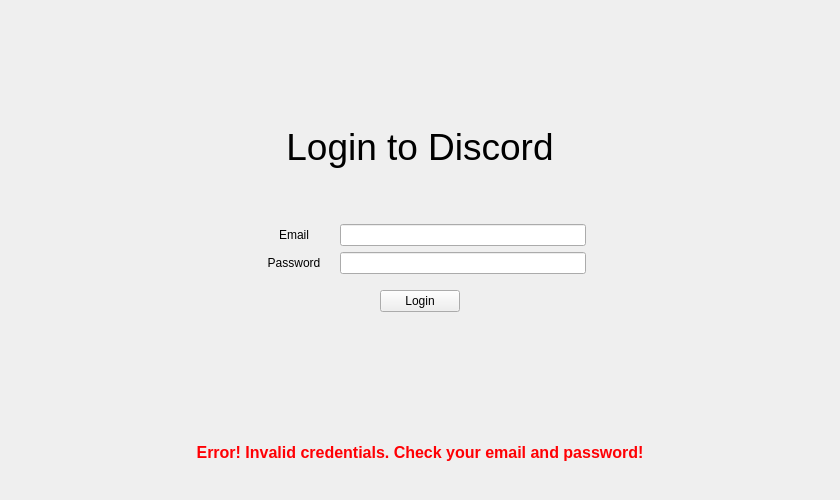
This is src/ui/login.ui in mak448a/Qtcord as Qt 5 draws it before an edit. The edited form follows.
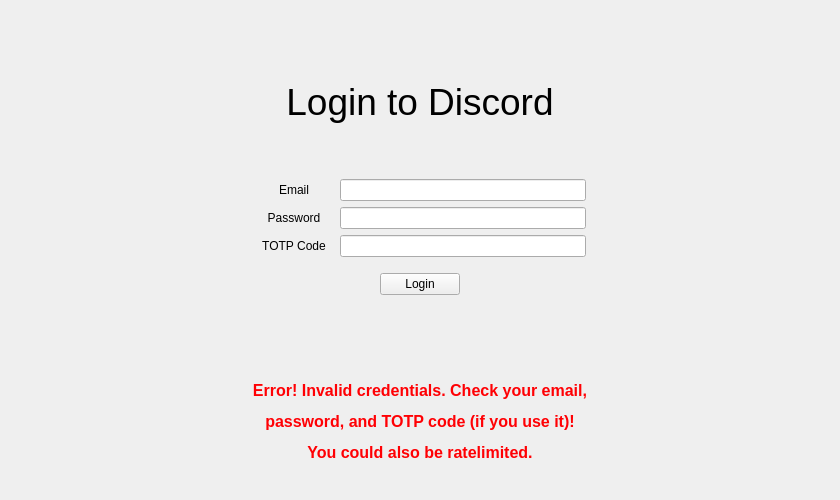
This is the edited form.

Commit message:
Add 2FA for TOTP #35 (#38)
* Add more generalized login error message
* Refactor imports

What changed in the file:
```diff
--- a/src/ui/login.ui
+++ b/src/ui/login.ui
@@ -155,6 +155,55 @@
       </item>
      </layout>
     </item>
+    <item>
+     <layout class="QHBoxLayout" name="horizontalLayout_2">
+      <item>
+       <spacer name="horizontalSpaceru">
+        <property name="orientation">
+         <enum>Qt::Orientation::Horizontal</enum>
+        </property>
+        <property name="sizeHint" stdset="0">
+         <size>
+          <width>40</width>
+          <height>20</height>
+         </size>
+        </property>
+       </spacer>
+      </item>
+      <item>
+       <widget class="QLabel" name="label_3u">
+        <property name="minimumSize">
+         <size>
+          <width>80</width>
+          <height>0</height>
+         </size>
+        </property>
+        <property name="text">
+         <string>TOTP Code</string>
+        </property>
+        <property name="alignment">
+         <set>Qt::AlignmentFlag::AlignCenter</set>
+        </property>
+       </widget>
+      </item>
+      <item>
+       <widget class="QLineEdit" name="totp"/>
+      </item>
+      <item>
+       <spacer name="horizontalSpacer_3u">
+        <property name="orientation">
+         <enum>Qt::Orientation::Horizontal</enum>
+        </property>
+        <property name="sizeHint" stdset="0">
+         <size>
+          <width>40</width>
+          <height>20</height>
+         </size>
+        </property>
+       </spacer>
+      </item>
+     </layout>
+    </item>
     <item>
      <layout class="QHBoxLayout" name="horizontalLayout_4">
       <property name="topMargin">
@@ -222,7 +271,7 @@
          <item>
           <widget class="QLabel" name="info">
            <property name="text">
-            <string>&lt;html&gt;&lt;head/&gt;&lt;body&gt;&lt;p&gt;&lt;span style=&quot; font-size:12pt; font-weight:700; color:#ff0004;&quot;&gt;Error! Invalid credentials. Check your email and password!&lt;/span&gt;&lt;/p&gt;&lt;/body&gt;&lt;/html&gt;</string>
+            <string>&lt;html&gt;&lt;head/&gt;&lt;body&gt;&lt;p&gt;&lt;span style=&quot; font-size:12pt; font-weight:700; color:#ff0004;&quot;&gt;Error! Invalid credentials. Check your email,&lt;/span&gt;&lt;/p&gt;&lt;p&gt;&lt;span style=&quot; font-size:12pt; font-weight:700; color:#ff0004;&quot;&gt;password, and TOTP code (if you use it)!&lt;/span&gt;&lt;/p&gt;&lt;p&gt;&lt;span style=&quot; font-size:12pt; font-weight:700; color:#ff0004;&quot;&gt;You could also be ratelimited.&lt;/span&gt;&lt;/p&gt;&lt;/body&gt;&lt;/html&gt;</string>
            </property>
            <property name="alignment">
             <set>Qt::AlignmentFlag::AlignCenter</set>
```
The commit also changes 4 other files.
